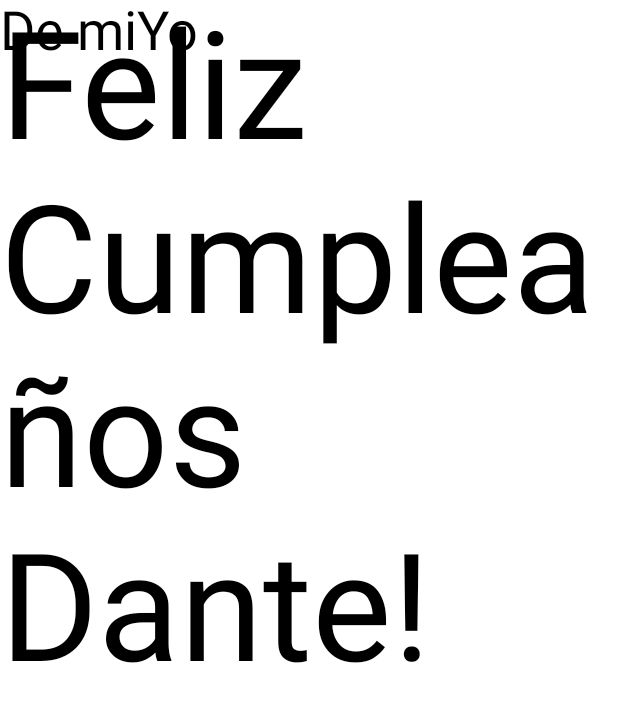
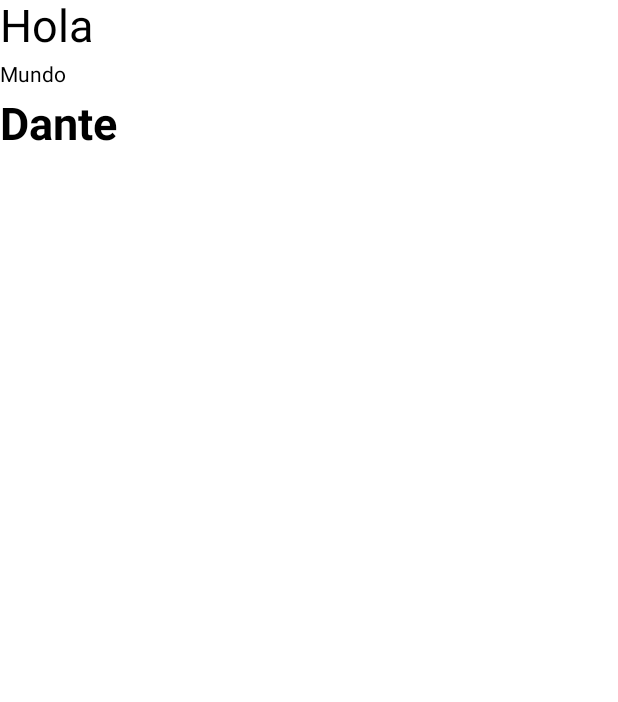
Before and after one commit to danyroh1/Android-Projects, an Android app built with Jetpack Compose: the @Preview function GreetingPreview, on a phone screen of 412 x 824 dp. Shown: the top 702 px of the screen. Run offline under Robolectric (Android 15) with nearby library versions, the phone set to English and light mode, and no system bars; missing, so only their content is drawn: Ejemplo1Theme.

Commit message:
Programa Clase10Feb

```diff
--- a/app/src/main/java/com/example/ejemplo1/MainActivity.kt
+++ b/app/src/main/java/com/example/ejemplo1/MainActivity.kt
@@ -5,6 +5,8 @@ import android.os.Message
 import androidx.activity.ComponentActivity
 import androidx.activity.compose.setContent
 import androidx.activity.enableEdgeToEdge
+import androidx.compose.foundation.layout.Column
+import androidx.compose.foundation.layout.Row
 import androidx.compose.foundation.layout.fillMaxSize
 import androidx.compose.foundation.layout.padding
 import androidx.compose.material3.MaterialTheme
@@ -12,6 +14,7 @@ import androidx.compose.material3.Scaffold
 import androidx.compose.material3.Text
 import androidx.compose.runtime.Composable
 import androidx.compose.ui.Modifier
+import androidx.compose.ui.text.font.FontWeight
 import androidx.compose.ui.tooling.preview.Preview
 import androidx.compose.ui.unit.sp
 import com.example.ejemplo1.ui.theme.Ejemplo1Theme
@@ -19,40 +22,26 @@ import com.example.ejemplo1.ui.theme.Ejemplo1Theme
 class MainActivity : ComponentActivity() {
     override fun onCreate(savedInstanceState: Bundle?) {
         super.onCreate(savedInstanceState)
-        //enableEdgeToEdge()
+        enableEdgeToEdge()
         setContent {
             Ejemplo1Theme {
-               // Scaffold(modifier = Modifier.fillMaxSize()) { innerPadding ->
-                   Surface(
-                       modifier = Modifier.fillMaxSize(),
-                       color = MaterialTheme.colorScheme.background
-                   ) {
-                   }
-                }
+                GreetingPreview()
             }
         }
-    private fun Surface(modifier: Modifier, color: Any, function:() -> Unit){
-
     }
-}
-
-@Composable
-fun GreetingText(message: String, from: String, modifier: Modifier = Modifier) {
-    Text(
-        text = message,
-        fontSize = 100.sp,
-        lineHeight = 116.sp,
-    )
-    Text(
-        text = from,
-        fontSize = 36.sp
-    )
 }
 
 @Preview(showBackground = true)
 @Composable
-fun GreetingPreview() {
-    Ejemplo1Theme {
-        GreetingText(message = "Feliz Cumpleaños Dante!", from = "De miYo")
+fun GreetingPreview(){
+    Content("Hola","Mundo")
+    }
+
+@Composable
+fun Content(mensaje1:String, mensaje2:String){
+    Column{
+        Text(mensaje1, fontSize = 30.sp)
+        Text(mensaje2, lineHeight = 30.sp)
+        Text("Dante", fontWeight = FontWeight.Bold, fontSize = 30.sp, lineHeight = 32.sp)
     }
 }
```
